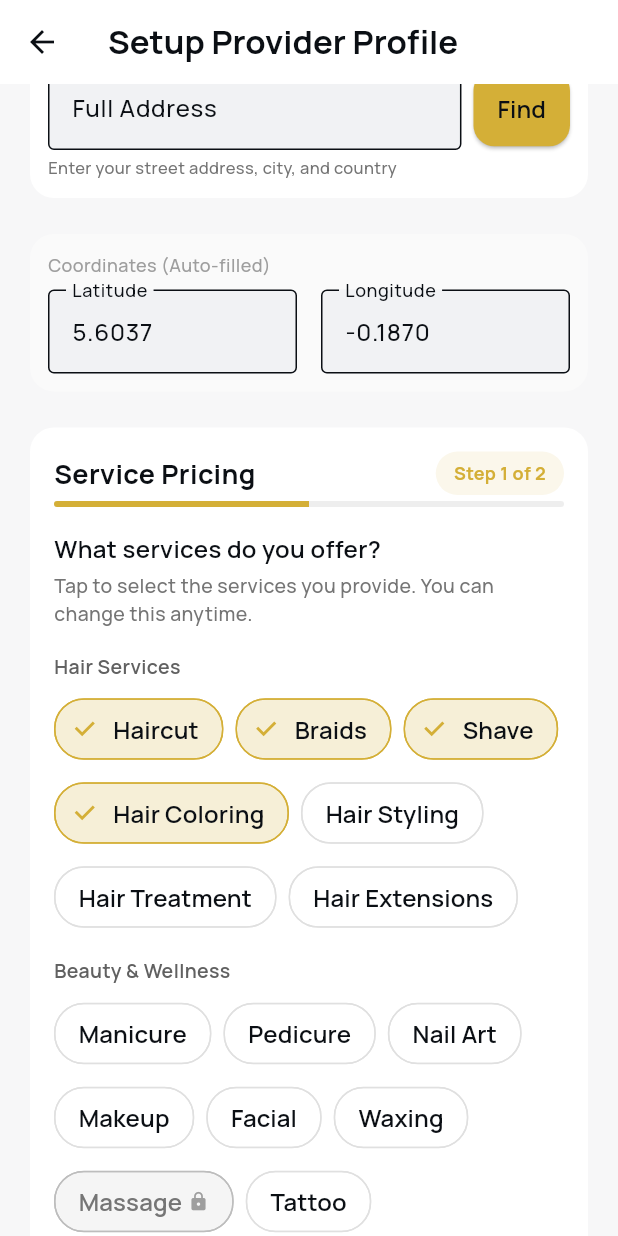
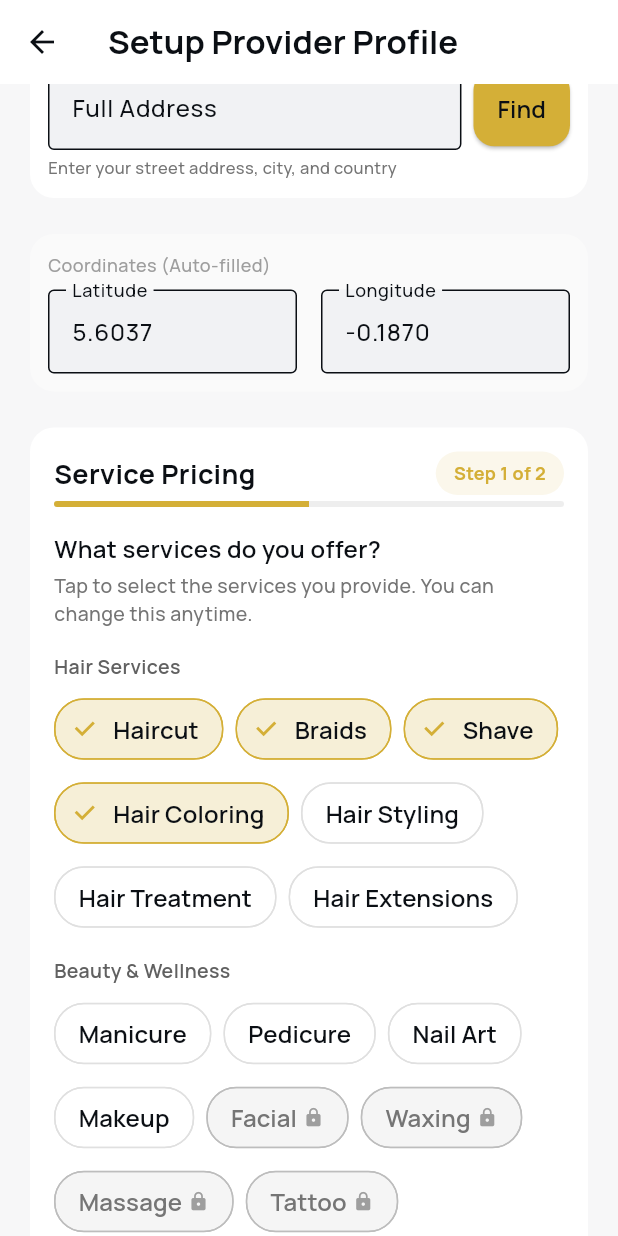
Before and after one commit to Lilmax303/styloria_mobile, a Flutter app: the ProviderProfileScreen screen opened directly, scrolled down 576 dp, on a phone screen of 412 x 824 dp. Run offline on Flutter 3.47's test engine with Material 3 defaults, Android fonts, the phone set to English and light mode, and no system bars; our stand-ins replace app_links, chewie, country_picker, file_picker, flutter_dotenv, flutter_secure_storage and 11 more; missing offline and left inert: country_state_city_pro, dart:html, flutter_stripe, flutterwave_standard; accounts and stored records are empty; network calls fail; project files that could hold a hidden picture were left out.

Commit message:
Locking up Waxing, Tattoos, and Facial Services on Models

```diff
--- a/lib/provider_profile_screen.dart
+++ b/lib/provider_profile_screen.dart
@@ -180,14 +180,16 @@ class _ProviderProfileScreenState extends State<ProviderProfileScreen>
       'name': 'Facial',
       'price': 0.0,
       'offered': false,
-      'category': 'other'
+      'category': 'other',
+      'requiresCertification': true
     },
     {
       'id': 'waxing',
       'name': 'Waxing',
       'price': 0.0,
       'offered': false,
-      'category': 'other'
+      'category': 'other',
+      'requiresCertification': true
     },
     {
       'id': 'massage',
@@ -202,7 +204,8 @@ class _ProviderProfileScreenState extends State<ProviderProfileScreen>
       'name': 'Tattoo',
       'price': 0.0,
       'offered': false,
-      'category': 'other'
+      'category': 'other',
+      'requiresCertification': true
     },
     {
       'id': 'styling',
```
